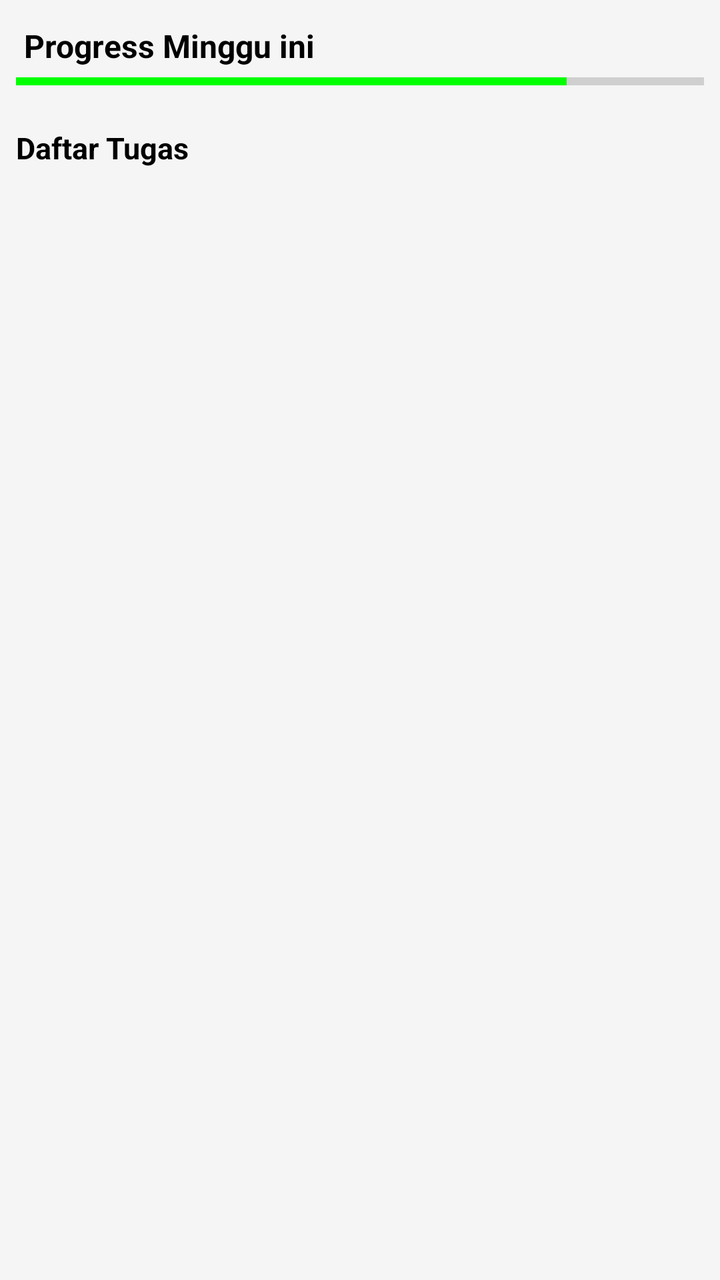
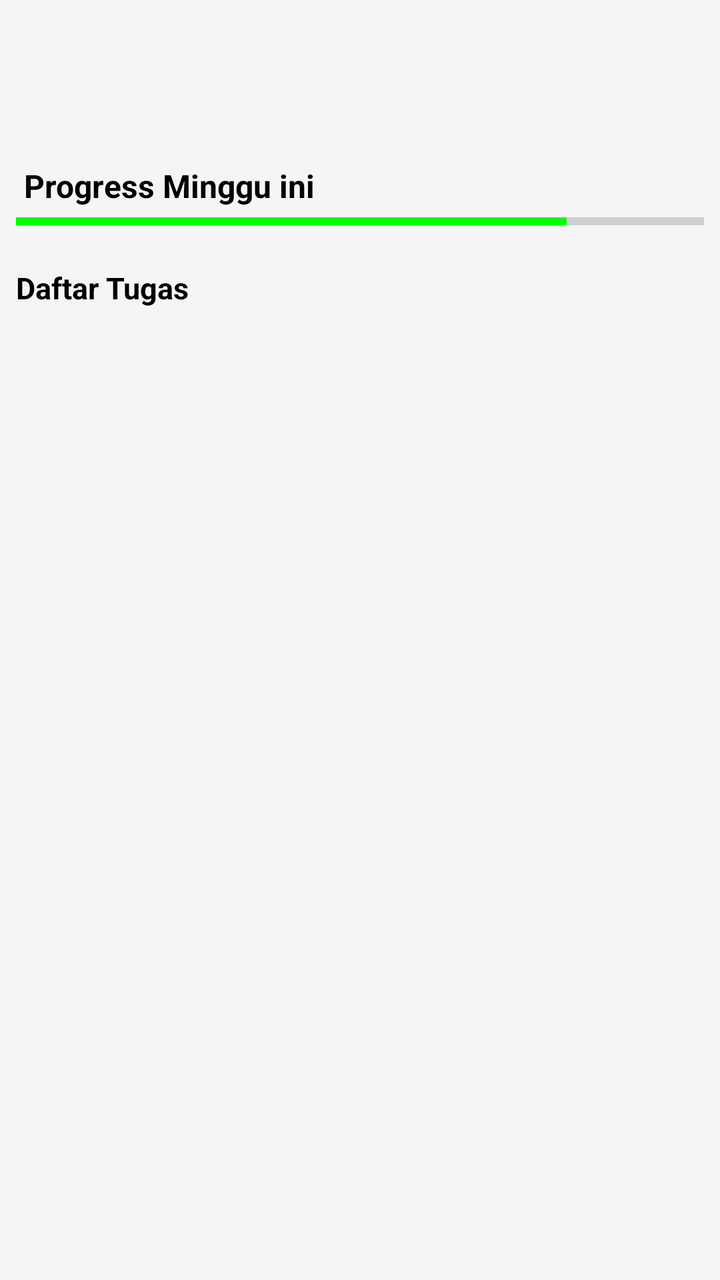

An Android layout rendered at two revisions. The XML below is the earlier revision; the diff shows what the commit changed to produce the second picture.
<!-- AndroidManifest.xml: application theme Theme.ProjectMAPGroup7 -->
<!-- res/layout/fragment_home.xml -->
<?xml version="1.0" encoding="utf-8"?>
<ScrollView xmlns:android="http://schemas.android.com/apk/res/android"
    xmlns:app="http://schemas.android.com/apk/res-auto"
    xmlns:tools="http://schemas.android.com/tools"
    android:layout_width="match_parent"
    android:layout_height="match_parent"
    android:padding="8dp"
    android:background="#F5F5F5"
    tools:context=".ui.home.HomeFragment">

    <LinearLayout
        android:layout_width="match_parent"
        android:layout_height="wrap_content"
        android:orientation="vertical">

        <TextView
            android:id="@+id/tv_progress_label"
            android:layout_width="wrap_content"
            android:layout_height="wrap_content"
            android:text="Progress Minggu ini"
            android:textStyle="bold"
            android:textSize="16sp"
            android:padding="4dp"
            android:textColor="@android:color/black" />

        <ProgressBar
            android:id="@+id/progress_minggu"
            style="?android:attr/progressBarStyleHorizontal"
            android:layout_width="match_parent"
            android:layout_height="6dp"
            android:progress="80"
            android:max="100"
            android:progressTint="#00FF00"
            android:backgroundTint="#DDDDDD"
            android:layout_marginBottom="12dp" />

        <TextView
            android:layout_width="wrap_content"
            android:layout_height="wrap_content"
            android:text="Daftar Tugas"
            android:textStyle="bold"
            android:textSize="15sp"
            android:layout_marginTop="8dp"
            android:textColor="@android:color/black" />

        <TextView
            android:id="@+id/tvNoTask"
            android:layout_width="match_parent"
            android:layout_height="wrap_content"
            android:text="Memuat task..."
            android:textSize="14sp"
            android:padding="8dp"
            android:gravity="center"
            android:visibility="gone"
            android:layout_marginTop="8dp"
            android:textColor="#888888" />

        <androidx.recyclerview.widget.RecyclerView
            android:id="@+id/recyclerViewTasks"
            android:layout_width="match_parent"
            android:layout_height="wrap_content"
            android:nestedScrollingEnabled="false"/>

    </LinearLayout>
</ScrollView>
<!-- resources referenced by this layout -->
<resources>
  <style name="Theme.ProjectMAPGroup7" parent="Theme.MaterialComponents.DayNight.DarkActionBar">
          
          <item name="colorPrimary">@color/blue</item>
          <item name="colorPrimaryVariant">@color/purple_700</item>
          <item name="colorOnPrimary">@color/white</item>
          
          <item name="colorSecondary">@color/teal_200</item>
          <item name="colorSecondaryVariant">@color/teal_700</item>
          <item name="colorOnSecondary">@color/black</item>
          
          <item name="android:statusBarColor">?attr/colorPrimaryVariant</item>
          
      </style>
  <color name="blue">#1E88E5</color>
  <color name="purple_700">#FF3700B3</color>
  <color name="white">#FFFFFFFF</color>
  <color name="teal_200">#FF03DAC5</color>
  <color name="teal_700">#FF018786</color>
  <color name="black">#FF000000</color>
</resources>

<!-- the commit's change to res/layout/fragment_home.xml (unified diff, before → after) -->
@@ -9,6 +9,8 @@
     tools:context=".ui.home.HomeFragment">
 
     <LinearLayout
+        android:layout_marginTop="70dp"
+        android:layout_marginBottom="70dp"
         android:layout_width="match_parent"
         android:layout_height="wrap_content"
         android:orientation="vertical">
<!-- resource entries referenced after the edit -->
@@ -5,6 +5,9 @@
           <item name="colorPrimary">@color/blue</item>
           <item name="colorPrimaryVariant">@color/purple_700</item>
           <item name="colorOnPrimary">@color/white</item>
+          <item name="colorOutline">#E0E0E0</item>
+          <item name="colorSurfaceVariant">#EEEEEE</item>
+  
           
           <item name="colorSecondary">@color/teal_200</item>
           <item name="colorSecondaryVariant">@color/teal_700</item>
